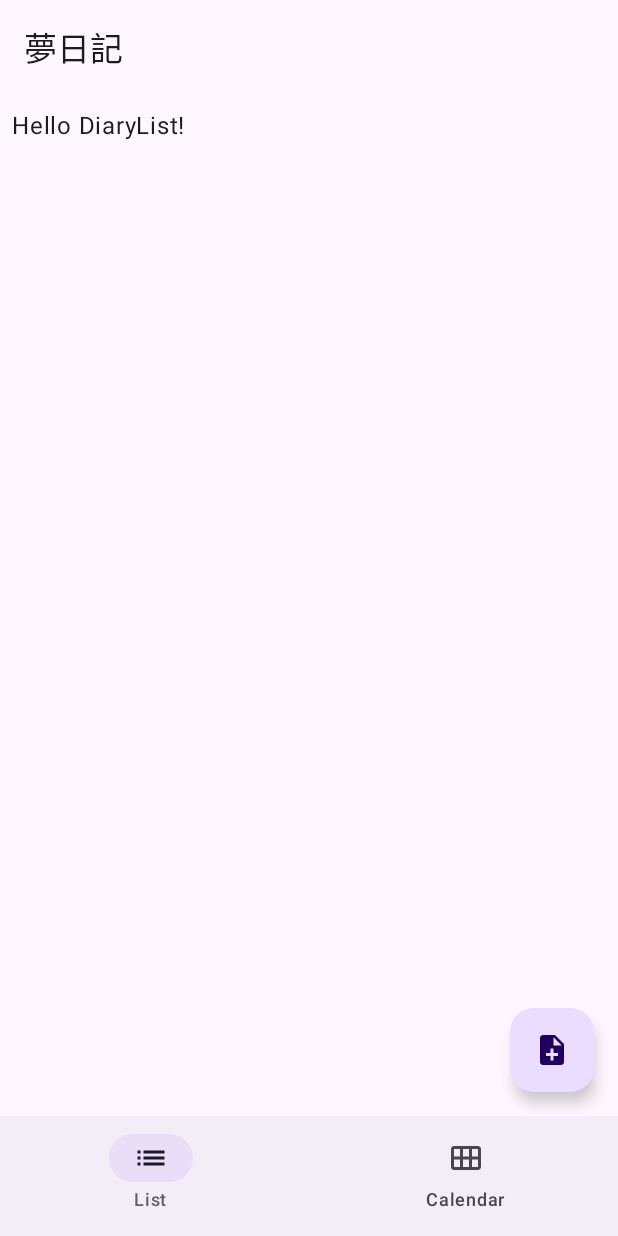
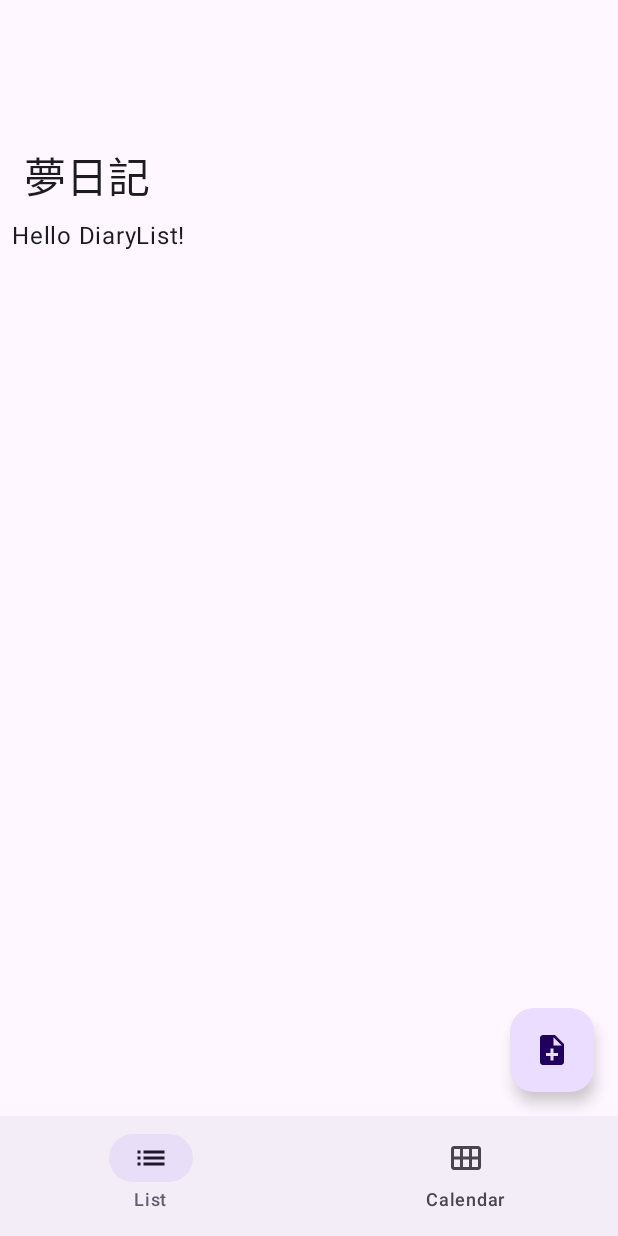
Before and after one commit to nnsnico/Keywd, an Android app built with Jetpack Compose: the list screen opened through its navigation route, on a phone screen of 412 x 824 dp. Run offline under Robolectric (Android 15) with nearby library versions, the phone set to English and light mode, and no system bars; our stand-ins replace Dagger/Hilt's generated code; libraries missing offline, so code that uses them is left out: arrow.core, arrow.core.continuations, arrow.core.getOrElse, arrow.core.nonEmptyListOf, arrow.core.sequence and 2 more; Roboto replaces fonts that are not available here; 1 statement that could not run was skipped.

Commit message:
chore: tweak TopAppBar design

```diff
--- a/ui/diarylist/src/main/java/net/nns/keywd/ui/diarylist/DiaryList.kt
+++ b/ui/diarylist/src/main/java/net/nns/keywd/ui/diarylist/DiaryList.kt
@@ -5,9 +5,11 @@ import androidx.compose.foundation.layout.Column
 import androidx.compose.foundation.layout.ExperimentalLayoutApi
 import androidx.compose.foundation.layout.FlowRow
 import androidx.compose.foundation.layout.PaddingValues
+import androidx.compose.foundation.layout.Spacer
 import androidx.compose.foundation.layout.WindowInsets
 import androidx.compose.foundation.layout.consumeWindowInsets
 import androidx.compose.foundation.layout.fillMaxWidth
+import androidx.compose.foundation.layout.heightIn
 import androidx.compose.foundation.layout.padding
 import androidx.compose.foundation.lazy.LazyColumn
 import androidx.compose.foundation.lazy.items
@@ -20,7 +22,6 @@ import androidx.compose.material3.Icon
 import androidx.compose.material3.MaterialTheme
 import androidx.compose.material3.Scaffold
 import androidx.compose.material3.Text
-import androidx.compose.material3.TopAppBar
 import androidx.compose.runtime.Composable
 import androidx.compose.runtime.LaunchedEffect
 import androidx.compose.runtime.collectAsState
@@ -89,11 +90,17 @@ fun DiaryListLayout(
             }
         },
         topBar = {
-            TopAppBar(
-                title = {
-                    Text(text = "夢日記")
-                },
-            )
+            Column(
+                modifier = Modifier
+                    .fillMaxWidth()
+                    .padding(horizontal = 16.dp),
+            ) {
+                Spacer(modifier = Modifier.heightIn(min = 96.dp))
+                Text(
+                    text = "夢日記",
+                    style = MaterialTheme.typography.headlineMedium,
+                )
+            }
         },
         contentWindowInsets = WindowInsets.zero(),
     ) {
```
